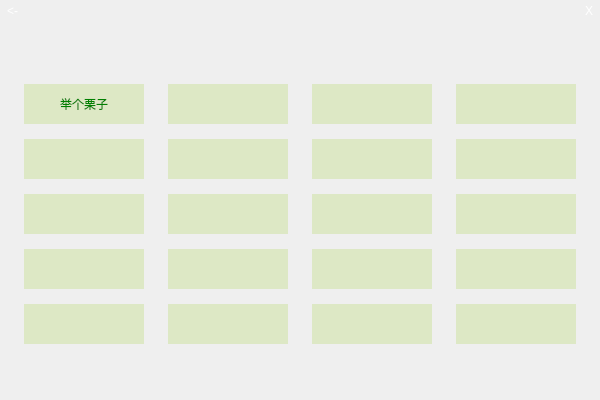
The window that QtClassClient/BeforeClass/dialogchoosereplay.ui (ideallx/serveree) describes before a commit, drawn with Qt 5.
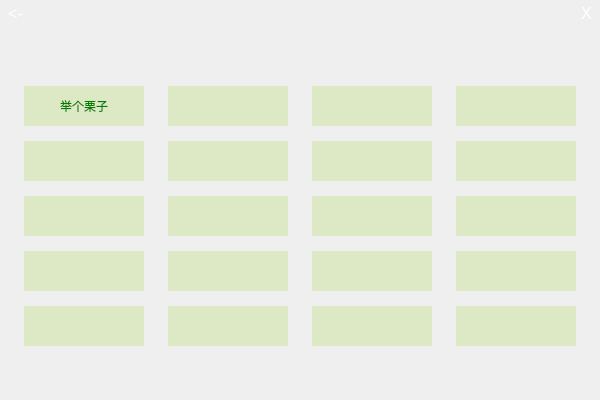
The same window after the commit. Icons and pictures are not drawn.

Diff of the .ui file:
```diff
--- a/QtClassClient/BeforeClass/dialogchoosereplay.ui
+++ b/QtClassClient/BeforeClass/dialogchoosereplay.ui
@@ -20,7 +20,9 @@
    <string>Dialog</string>
   </property>
   <property name="styleSheet">
-   <string notr="true">QDialog {
+   <string notr="true">
+
+QDialog {
 	background-image: url(:/back/ui/back/background.jpg);
 }
 
@@ -36,7 +38,7 @@
 
 QToolButton#tbBack, #tbExit {
 	color: white;
-	font: 12pt &quot;微软雅黑&quot;;
+	font: 12pt;
 	background-color: transparent
 }
 
```
